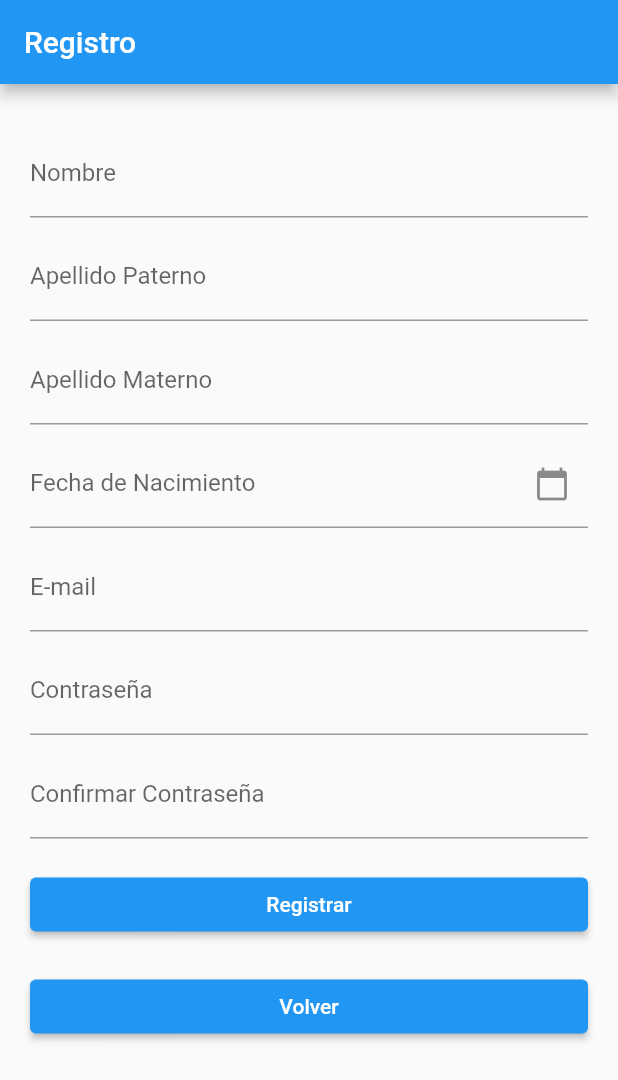
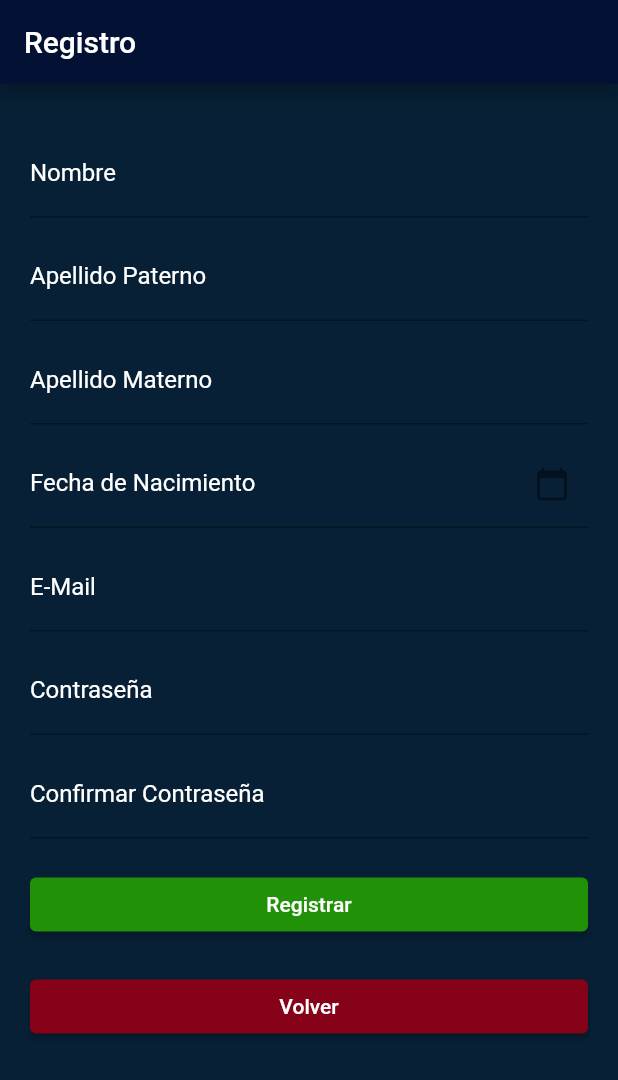
Before and after one commit to benjamcmanus/Autosmart-App, a Flutter app: the RegisterPage screen opened directly, on a phone screen of 412 x 824 dp. Shown: the top 1080 px of the screen. Run offline on Flutter 3.47's test engine with Material 2 defaults, Android fonts, the phone set to English and light mode, and no system bars; our stand-ins replace fluttertoast, shared_preferences, sqflite; accounts and stored records are empty.

Commit message:
update db_accionesCRUD, login y register

```diff
--- a/lib/src/register.dart
+++ b/lib/src/register.dart
@@ -111,12 +111,6 @@ class _RegisterPageState extends State<RegisterPage> {
           backgroundColor: Colors.green,
           textColor: Colors.white,
         );
-
-        // Navigate to the login page
-        Navigator.push(
-          context as BuildContext,
-          MaterialPageRoute(builder: (context) => Autosmart_LoginForm()),
-        );
       } else {
         // Handle registration failure (e.g., database errors)
         Fluttertoast.showToast(
@@ -136,7 +130,9 @@ class _RegisterPageState extends State<RegisterPage> {
     return Scaffold(
       appBar: AppBar(
         title: Text('Registro'),
+        backgroundColor: Color.fromARGB(255, 3, 18, 52),
       ),
+      backgroundColor: Color.fromARGB(255, 7, 32, 53),
       body: Padding(
         padding: EdgeInsets.all(20.0),
         child: ListView(
@@ -145,21 +141,40 @@ class _RegisterPageState extends State<RegisterPage> {
             SizedBox(height: 10.0),
             TextField(
               controller: _firstNameController,
-              decoration: InputDecoration(labelText: 'Nombre'),
+              decoration: InputDecoration(
+                labelText: 'Nombre',
+                labelStyle: TextStyle(
+                    color: const Color.fromARGB(255, 255, 255,
+                        255)), // Cambia el color del texto del label
+                hintStyle: TextStyle(color: Color.fromARGB(255, 243, 243, 243)),
+              ),
+              style: TextStyle(color: Color.fromARGB(255, 210, 228, 15)),
             ),
-
             //Campo Apellido Paterno
             SizedBox(height: 10.0),
             TextField(
               controller: _lastNameController,
-              decoration: InputDecoration(labelText: 'Apellido Paterno'),
+              decoration: InputDecoration(
+                labelText: 'Apellido Paterno',
+                labelStyle: TextStyle(
+                    color: const Color.fromARGB(255, 255, 255,
+                        255)), // Cambia el color del texto del label
+                hintStyle: TextStyle(color: Color.fromARGB(255, 243, 243, 243)),
+              ),
+              style: TextStyle(color: Color.fromARGB(255, 210, 228, 15)),
             ),
-
             //Campo Apellido Materno
             SizedBox(height: 10.0),
             TextField(
               controller: _middleNameController,
-              decoration: InputDecoration(labelText: 'Apellido Materno'),
+              decoration: InputDecoration(
+                labelText: 'Apellido Materno',
+                labelStyle: TextStyle(
+                    color: const Color.fromARGB(255, 255, 255,
+                        255)), // Cambia el color del texto del label
+                hintStyle: TextStyle(color: Color.fromARGB(255, 243, 243, 243)),
+              ),
+              style: TextStyle(color: Color.fromARGB(255, 210, 228, 15)),
             ),
 
             //Campo Fecha de Nacimiento
@@ -171,8 +186,15 @@ class _RegisterPageState extends State<RegisterPage> {
                   controller: _dobController,
                   decoration: InputDecoration(
                     labelText: 'Fecha de Nacimiento',
-                    suffixIcon: Icon(Icons.calendar_today),
+                    labelStyle: TextStyle(
+                        color: const Color.fromARGB(255, 255, 255, 255)),
+                    suffixIcon: Icon(
+                      Icons.calendar_today,
+                    ),
+                    hintStyle:
+                        TextStyle(color: Color.fromARGB(255, 243, 243, 243)),
                   ),
+                  style: TextStyle(color: Color.fromARGB(255, 210, 228, 15)),
                 ),
               ),
             ),
@@ -181,7 +203,14 @@ class _RegisterPageState extends State<RegisterPage> {
             SizedBox(height: 10.0),
             TextField(
               controller: _emailController,
-              decoration: InputDecoration(labelText: 'E-mail'),
+              decoration: InputDecoration(
+                labelText: 'E-Mail',
+                labelStyle: TextStyle(
+                    color: const Color.fromARGB(255, 255, 255,
+                        255)), // Cambia el color del texto del label
+                hintStyle: TextStyle(color: Color.fromARGB(255, 243, 243, 243)),
+              ),
+              style: TextStyle(color: Color.fromARGB(255, 210, 228, 15)),
             ),
 
             //Campo Contraseña
@@ -189,7 +218,14 @@ class _RegisterPageState extends State<RegisterPage> {
             TextField(
               controller: _passwordController,
               obscureText: true,
-              decoration: InputDecoration(labelText: 'Contraseña'),
+              decoration: InputDecoration(
+                labelText: 'Contraseña',
+                labelStyle: TextStyle(
+                    color: const Color.fromARGB(255, 255, 255,
+                        255)), // Cambia el color del texto del label
+                hintStyle: TextStyle(color: Color.fromARGB(255, 243, 243, 243)),
+              ),
+              style: TextStyle(color: Color.fromARGB(255, 210, 228, 15)),
             ),
 
             //Campo Confirmar Contraseña
@@ -197,7 +233,14 @@ class _RegisterPageState extends State<RegisterPage> {
             TextField(
               controller: _confirmPasswordController,
               obscureText: true,
-              decoration: InputDecoration(labelText: 'Confirmar Contraseña'),
+              decoration: InputDecoration(
+                labelText: 'Confirmar Contraseña',
+                labelStyle: TextStyle(
+                    color: const Color.fromARGB(255, 255, 255,
+                        255)), // Cambia el color del texto del label
+                hintStyle: TextStyle(color: Color.fromARGB(255, 243, 243, 243)),
+              ),
+              style: TextStyle(color: Color.fromARGB(255, 210, 228, 15)),
             ),
 
             //Boton Registrarse
@@ -206,6 +249,10 @@ class _RegisterPageState extends State<RegisterPage> {
               onPressed: () {
                 registerUser();
               },
+              style: ButtonStyle(
+                backgroundColor: MaterialStateProperty.all(Color.fromARGB(
+                    255, 33, 146, 7)), // Cambia el color del botón
+              ),
               child: Text('Registrar'),
             ),
 
@@ -219,6 +266,10 @@ class _RegisterPageState extends State<RegisterPage> {
                       builder: (context) => Autosmart_LoginForm()),
                 );
               },
+              style: ButtonStyle(
+                backgroundColor: MaterialStateProperty.all(Color.fromARGB(
+                    255, 134, 2, 24)), // Cambia el color del botón
+              ),
               child: Text('Volver'),
             ),
           ],
```
Also changed, not shown: lib/sqlite/db_accionesCRUD.dart (+6 -1 lines), lib/src/login.dart (+49 -17 lines).
